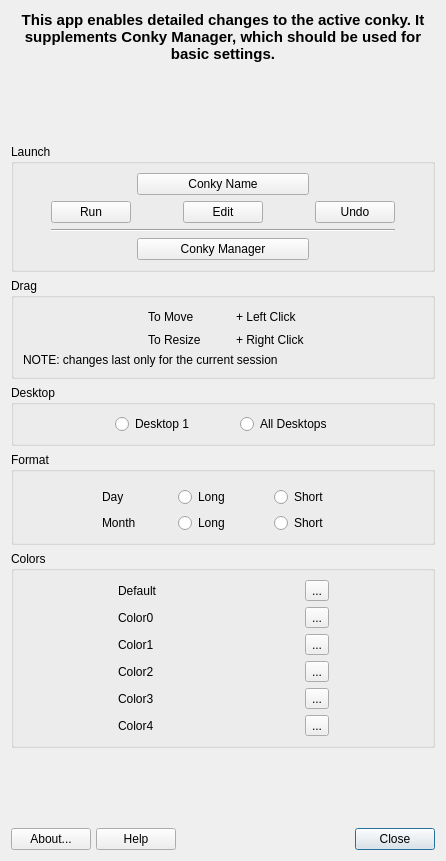
This is mainwindow.ui in AdrianTM/mx-conky as Qt 5 draws it before an edit. The edited form follows.
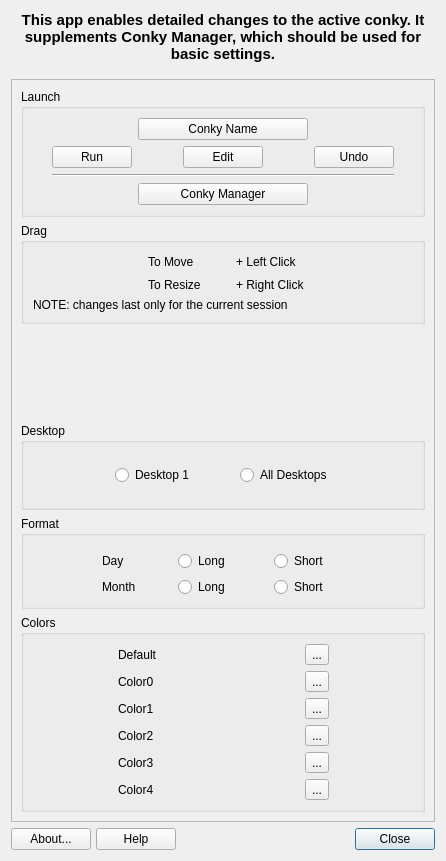
This is the edited form. Icons and pictures are not drawn.

Commit message: Adding scroll area to prevent window hanging off screen

```diff
--- a/mainwindow.ui
+++ b/mainwindow.ui
@@ -35,6 +35,9 @@
      <property name="orientation">
       <enum>Qt::Vertical</enum>
      </property>
+     <property name="sizeType">
+      <enum>QSizePolicy::Minimum</enum>
+     </property>
      <property name="sizeHint" stdset="0">
       <size>
        <width>20</width>
@@ -44,6 +47,21 @@
     </spacer>
    </item>
    <item>
+    <widget class="QScrollArea" name="scrollArea">
+     <property name="widgetResizable">
+      <bool>true</bool>
+     </property>
+     <widget class="QWidget" name="scrollAreaWidgetContents">
+      <property name="geometry">
+       <rect>
+        <x>0</x>
+        <y>0</y>
+        <width>412</width>
+        <height>782</height>
+       </rect>
+      </property>
+      <layout class="QVBoxLayout" name="verticalLayout_2">
+       <item>
     <widget class="QGroupBox" name="groupBoxRun">
      <property name="title">
       <string>Launch</string>
@@ -337,11 +355,19 @@
      </layout>
     </widget>
    </item>
+       <item>
+        <widget class="QWidget" name="widget" native="true">
+         <zorder>groupBoxDesktop</zorder>
+        </widget>
+       </item>
    <item>
     <widget class="QGroupBox" name="groupBoxDesktop">
      <property name="title">
       <string>Desktop</string>
      </property>
+         <property name="checkable">
+          <bool>false</bool>
+         </property>
      <layout class="QHBoxLayout" name="horizontalLayout_2">
       <item>
        <spacer name="horizontalSpacer_19">
@@ -1394,18 +1420,9 @@
      </layout>
     </widget>
    </item>
-   <item>
-    <spacer name="verticalSpacer">
-     <property name="orientation">
-      <enum>Qt::Vertical</enum>
-     </property>
-     <property name="sizeHint" stdset="0">
-      <size>
-       <width>20</width>
-       <height>40</height>
-      </size>
-     </property>
-    </spacer>
+      </layout>
+     </widget>
+    </widget>
    </item>
    <item>
     <layout class="QGridLayout" name="buttonBar" columnstretch="0,0,0,0,0,0,0,0,0">
```
Left out of the diff: 24 changed lines with no effect on the pictures. Lines whose indentation alone changed are shown as unchanged.
